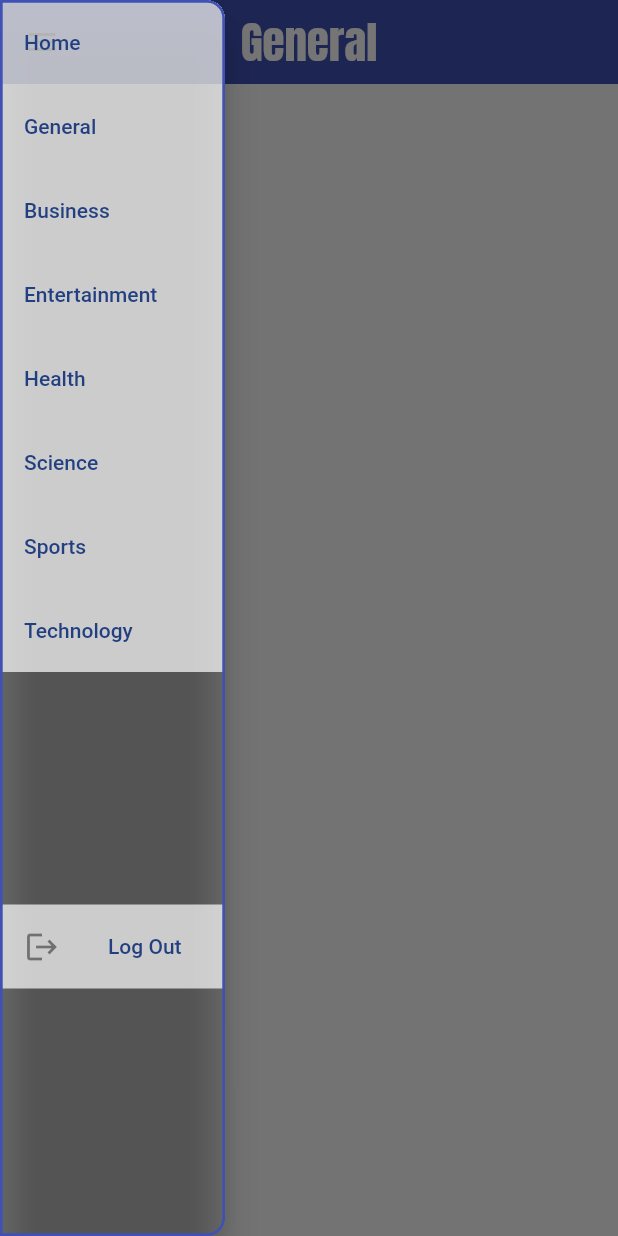
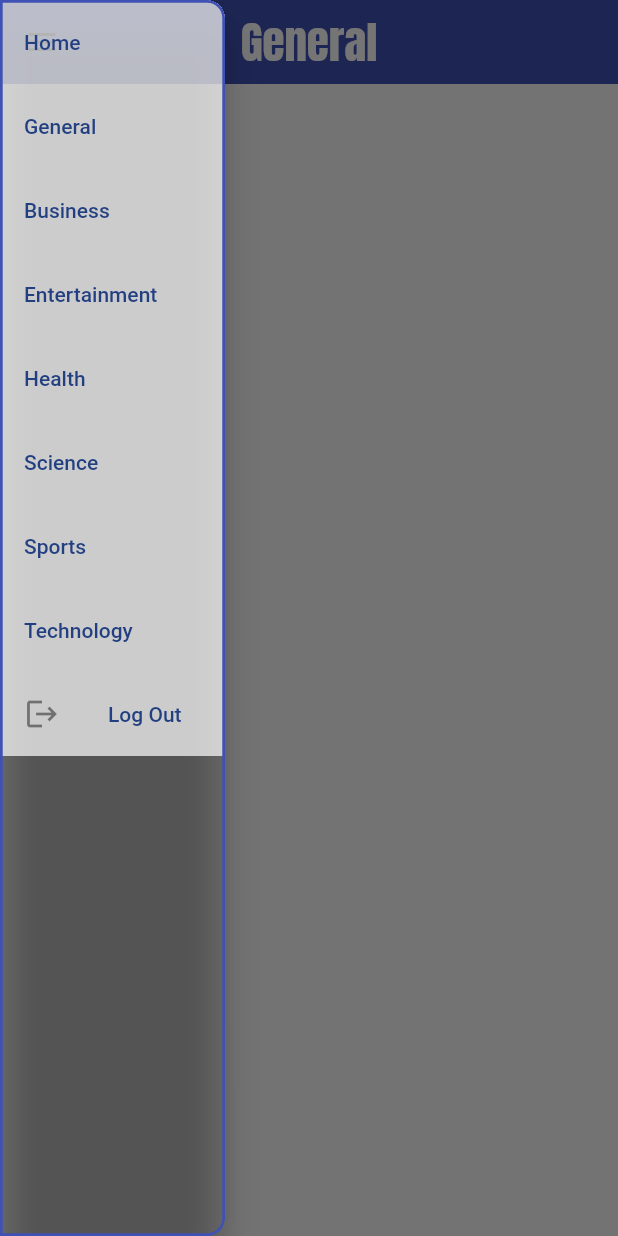
Before and after one commit to toobanasir01/NewsApp, a Flutter app: the CategoryScreen screen opened directly, with the side drawer open, on a phone screen of 412 x 824 dp. Run offline on Flutter 3.47's test engine with Material 2 defaults, Android fonts, the phone set to English and light mode, and no system bars; our stand-ins replace dio, flutter_spinkit, form_field_validator, google_fonts, pdf, share_plus and 1 more.

Commit message:
News App

```diff
--- a/lib/controller/auth_controller.dart
+++ b/lib/controller/auth_controller.dart
@@ -2,6 +2,7 @@ import 'package:dio/dio.dart';
 
 class AuthController {
   final Dio _dio = Dio();
+
   Future<Response<dynamic>> login(String email, String password) async {
     try {
       Response<dynamic> response = await _dio.post(
--- a/lib/main.dart
+++ b/lib/main.dart
@@ -2,6 +2,7 @@ import "package:flutter/material.dart";
 import 'package:news_app/providers/category_provider.dart';
 import 'package:news_app/providers/top_headline_provider.dart';
 import 'package:news_app/screens/home_screen.dart';
+
 import 'package:news_app/screens/splash_screen.dart';
 
 import 'package:provider/provider.dart';
@@ -19,8 +20,7 @@ class NewsApp extends StatelessWidget {
   Widget build(BuildContext context) {
     return MultiProvider(
       providers: [
-        ChangeNotifierProvider(
-            create: ((context) => CategoryProvider())),
+        ChangeNotifierProvider(create: ((context) => CategoryProvider())),
         ChangeNotifierProvider(create: ((context) => TopHeadlineProvider())),
       ],
       child: MaterialApp(
--- a/lib/screens/category_screen.dart
+++ b/lib/screens/category_screen.dart
@@ -8,6 +8,7 @@ import 'package:provider/provider.dart';
 
 class CategoryScreen extends StatefulWidget {
   final String categoryname;
+
   const CategoryScreen({super.key, required this.categoryname});
 
   @override
@@ -35,10 +36,10 @@ class _CategoryScreen extends State<CategoryScreen> {
         body: SafeArea(
           child: Consumer<CategoryProvider>(builder: (_, value, __) {
             if (value.isloading) {
-              return Center(child: CircularProgressIndicator());
+              return const Center(child: CircularProgressIndicator());
             }
 
-            final category = value.ArticleList;
+            final category = value.articleList;
             return ListView.separated(
                 padding: const EdgeInsets.all(12),
                 itemBuilder: (context, index) {
@@ -47,13 +48,13 @@ class _CategoryScreen extends State<CategoryScreen> {
                 separatorBuilder: (context, index) {
                   return const SizedBox();
                 },
-                itemCount: value.ArticleList.length);
+                itemCount: value.articleList.length);
           }),
         ),
       ),
       onWillPop: () async {
-        return await Navigator.push(
-            context, MaterialPageRoute(builder: (context) => HomeScreen()));
+        return await Navigator.push(context,
+            MaterialPageRoute(builder: (context) => const HomeScreen()));
       },
     );
   }
--- a/lib/screens/splash_screen.dart
+++ b/lib/screens/splash_screen.dart
@@ -3,10 +3,7 @@ import 'dart:async';
 import 'package:flutter/material.dart';
 import 'package:flutter_spinkit/flutter_spinkit.dart';
 
-import 'package:news_app/screens/home_screen.dart';
 import 'package:news_app/screens/login_screen.dart';
-// import 'package:news_app/screens/login_screen.dart';
-
 
 class NewsSplashScreen extends StatefulWidget {
   const NewsSplashScreen({super.key});
@@ -19,7 +16,7 @@ class _NewsSplashScreenState extends State<NewsSplashScreen> {
   @override
   void initState() {
     super.initState();
-    Timer(const Duration(seconds: 2), () {
+    Timer(const Duration(seconds: 5), () {
       Navigator.pushReplacement(context,
           MaterialPageRoute(builder: (context) => const LoginScreen()));
     });
--- a/lib/widget/custom_button.dart
+++ b/lib/widget/custom_button.dart
@@ -3,6 +3,7 @@ import 'package:flutter/material.dart';
 class CustomButton extends StatelessWidget {
   final String text;
   final Function() onPressed;
+
   const CustomButton({super.key, required this.onPressed, required this.text});
 
   @override
@@ -13,14 +14,14 @@ class CustomButton extends StatelessWidget {
       margin: const EdgeInsets.symmetric(horizontal: 40),
       child: ElevatedButton(
         style: ElevatedButton.styleFrom(
-          primary: Color.fromARGB(255, 60, 28, 202),
+          primary: Colors.indigo,
           shape:
               RoundedRectangleBorder(borderRadius: BorderRadius.circular(50)),
         ),
         onPressed: onPressed,
         child: Text(
           text,
-          style: TextStyle(
+          style: const TextStyle(
             color: Colors.white,
             fontSize: 15,
           ),
--- a/lib/widget/custom_card_widget.dart
+++ b/lib/widget/custom_card_widget.dart
@@ -7,6 +7,7 @@ class ContainerWiget extends StatelessWidget {
       required this.height,
       required this.color,
       required this.container});
+
   final double width;
   final double height;
   final Color color;
--- a/lib/widget/custom_text_field.dart
+++ b/lib/widget/custom_text_field.dart
@@ -6,6 +6,7 @@ class CustomTextField extends StatelessWidget {
   final TextEditingController controller;
   final String? Function(String?) validator;
   final bool obscureText;
+
   const CustomTextField(
       {super.key,
       required this.icon,
@@ -25,7 +26,9 @@ class CustomTextField extends StatelessWidget {
         decoration: InputDecoration(
           border: OutlineInputBorder(borderRadius: BorderRadius.circular(11)),
           labelText: label,
+          labelStyle: TextStyle(color: Colors.indigo),
           prefixIcon: icon,
+          focusedBorder:OutlineInputBorder(borderSide: BorderSide(color: Colors.indigo))
         ),
       ),
     );
--- a/lib/widget/drawer_widget.dart
+++ b/lib/widget/drawer_widget.dart
@@ -9,6 +9,7 @@ class SideBar extends StatelessWidget {
   final AuthController _authCtrl = AuthController();
 
   SideBar({super.key});
+
   @override
   Widget build(BuildContext context) {
     Provider.of<CategoryProvider>(context, listen: false);
@@ -38,20 +39,20 @@ class SideBar extends StatelessWidget {
                       title: Text(
                         "Home",
                         style: value.selectedCategory == Categorylist.home
-                            ? TextStyle(color: Colors.white)
-                            : TextStyle(
+                            ? const TextStyle(color: Colors.white)
+                            : const TextStyle(
                                 color: Color.fromARGB(255, 34, 63, 129)),
                       ),
                       tileColor: value.selectedCategory == Categorylist.home
-                          ? Colors.blue.withOpacity(0.4)
+                          ? Colors.indigo.withOpacity(0.7)
                           : Colors.white.withOpacity(0.7),
                     ),
                     ListTile(
                       title: Text(
                         "General",
                         style: value.selectedCategory == Categorylist.general
-                            ? TextStyle(color: Colors.white)
-                            : TextStyle(
+                            ? const TextStyle(color: Colors.white)
+                            : const TextStyle(
                                 color: Color.fromARGB(255, 34, 63, 129)),
                       ),
                       onTap: () {
@@ -59,15 +60,15 @@ class SideBar extends StatelessWidget {
                         value.addList(context);
                       },
                       tileColor: value.selectedCategory == Categorylist.general
-                          ? Colors.blue.withOpacity(0.4)
+                          ? Colors.indigo.withOpacity(0.7)
                           : Colors.white.withOpacity(0.7),
                     ),
                     ListTile(
                       title: Text(
                         "Business",
                         style: value.selectedCategory == Categorylist.business
-                            ? TextStyle(color: Colors.white)
-                            : TextStyle(
+                            ? const TextStyle(color: Colors.white)
+                            : const TextStyle(
                                 color: Color.fromARGB(255, 34, 63, 129)),
                       ),
                       onTap: () {
@@ -75,7 +76,7 @@ class SideBar extends StatelessWidget {
                         value.addList(context);
                       },
                       tileColor: value.selectedCategory == Categorylist.business
-                          ? Colors.blue.withOpacity(0.4)
+                          ? Colors.indigo.withOpacity(0.7)
                           : Colors.white.withOpacity(0.7),
                     ),
                     ListTile(
@@ -83,8 +84,8 @@ class SideBar extends StatelessWidget {
                         "Entertainment",
                         style:
                             value.selectedCategory == Categorylist.entertainment
-                                ? TextStyle(color: Colors.white)
-                                : TextStyle(
+                                ? const TextStyle(color: Colors.white)
+                                : const TextStyle(
                                     color: Color.fromARGB(255, 34, 63, 129)),
                       ),
                       onTap: () {
@@ -93,15 +94,15 @@ class SideBar extends StatelessWidget {
                       },
                       tileColor:
                           value.selectedCategory == Categorylist.entertainment
-                              ? Colors.blue.withOpacity(0.4)
+                              ? Colors.indigo.withOpacity(0.7)
                               : Colors.white.withOpacity(0.7),
                     ),
                     ListTile(
                       title: Text(
                         "Health",
                         style: value.selectedCategory == Categorylist.health
-                            ? TextStyle(color: Colors.white)
-                            : TextStyle(
+                            ? const TextStyle(color: Colors.white)
+                            : const TextStyle(
                                 color: Color.fromARGB(255, 34, 63, 129)),
                       ),
                       onTap: () {
@@ -109,15 +110,15 @@ class SideBar extends StatelessWidget {
                         value.addList(context);
                       },
                       tileColor: value.selectedCategory == Categorylist.health
-                          ? Colors.blue.withOpacity(0.4)
+                          ? Colors.indigo.withOpacity(0.7)
                           : Colors.white.withOpacity(0.7),
                     ),
                     ListTile(
                       title: Text(
                         "Science",
                         style: value.selectedCategory == Categorylist.science
-                            ? TextStyle(color: Colors.white)
-                            : TextStyle(
+                            ? const TextStyle(color: Colors.white)
+                            : const TextStyle(
                                 color: Color.fromARGB(255, 34, 63, 129)),
                       ),
                       onTap: () {
@@ -125,15 +126,15 @@ class SideBar extends StatelessWidget {
                         value.addList(context);
                       },
                       tileColor: value.selectedCategory == Categorylist.science
-                          ? Colors.blue.withOpacity(0.4)
+                          ? Colors.indigo.withOpacity(0.7)
                           : Colors.white.withOpacity(0.7),
                     ),
                     ListTile(
                       title: Text(
                         "Sports",
                         style: value.selectedCategory == Categorylist.sports
-                            ? TextStyle(color: Colors.white)
-                            : TextStyle(
+                            ? const TextStyle(color: Colors.white)
+                            : const TextStyle(
                                 color: Color.fromARGB(255, 34, 63, 129)),
                       ),
                       onTap: () {
@@ -141,15 +142,16 @@ class SideBar extends StatelessWidget {
                         value.addList(context);
                       },
                       tileColor: value.selectedCategory == Categorylist.sports
-                          ? Colors.blue.withOpacity(0.4)
+                          ? Colors.indigo.withOpacity(0.7)
                           : Colors.white.withOpacity(0.7),
                     ),
                     ListTile(
                       title: Text(
                         "Technology",
                         style: value.selectedCategory == Categorylist.technology
-                            ? TextStyle(color: Colors.white)
-                            : TextStyle(color: Color.fromARGB(255, 34, 63, 129)),
+                            ? const TextStyle(color: Colors.white)
+                            : const TextStyle(
+                                color: Color.fromARGB(255, 34, 63, 129)),
                       ),
                       onTap: () {
                         value.selectedCategory = Categorylist.technology;
@@ -157,33 +159,31 @@ class SideBar extends StatelessWidget {
                       },
                       tileColor:
                           value.selectedCategory == Categorylist.technology
-                              ? Colors.blue.withOpacity(0.4)
+                              ? Colors.indigo.withOpacity(0.7)
                               : Colors.white.withOpacity(0.7),
                     ),
-                    SizedBox(
-                      height: 155,
-                    ),
+
 
                     ListTile(
                       leading: const Icon(Icons.logout),
-
                       title: Text(
                         "Log Out",
-                        style: value.selectedCategory == Categorylist.technology
-                            ? TextStyle(color: Colors.white)
-                            : TextStyle(color: Color.fromARGB(255, 34, 63, 129)),
+                        style: value.selectedCategory == Categorylist.logout
+                            ? const TextStyle(color: Colors.white)
+                            : const TextStyle(
+                                color: Color.fromARGB(255, 34, 63, 129)),
                       ),
                       tileColor:
-                      value.selectedCategory == Categorylist.technology
-                          ? Colors.blue.withOpacity(0.4)
-                          : Colors.white.withOpacity(0.7),
+                          value.selectedCategory == Categorylist.logout
+                              ? Colors.indigo.withOpacity(0.7)
+                              : Colors.white.withOpacity(0.7),
                       onTap: () async {
                         await _authCtrl.logout(3);
                         Navigator.pushReplacement(
                             context,
                             MaterialPageRoute(
-                                builder: (context) =>
-                                    const LoginScreen()));
+                                builder: ((context) =>
+                                const LoginScreen())));
                       },
                     ),
                   ],
--- a/pubspec.yaml
+++ b/pubspec.yaml
@@ -48,6 +48,8 @@ dependencies:
 
   pdf: ^3.10.4
   pdf_viewer_plugin: ^2.0.1
+  share_plus: ^7.1.0
+  permission_handler: ^10.4.3
 
 
 
@@ -78,6 +80,7 @@ flutter_icons:
   pdf_viewer_plugin: ^2.0.1
   google_fonts: ^5.1.0
   printing: ^5.11.0
+
 
 
 flutter:
```
Also changed, not shown: lib/model/headlines_model.dart (+11 -8 lines), lib/providers/category_provider.dart (+23 -16 lines), lib/providers/top_headline_provider.dart (+7 -8 lines), lib/screens/details_screen.dart (+50 -52 lines), lib/screens/home_screen.dart (+4 -15 lines), lib/screens/login_screen.dart (+36 -14 lines), lib/screens/register_screen.dart (+20 -14 lines), lib/widget/appbar_action.dart (+8 -5 lines), lib/widget/list_tile.dart (+3 -5 lines), assets/news_app_logo1.png (added), pubspec.lock, 3 other files.
